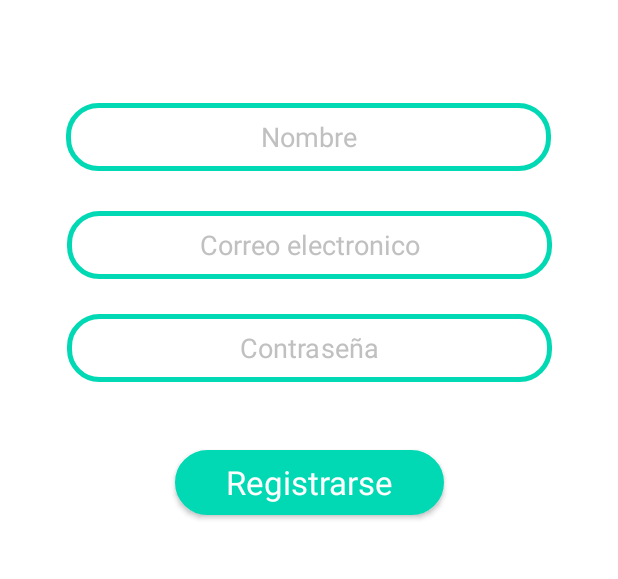
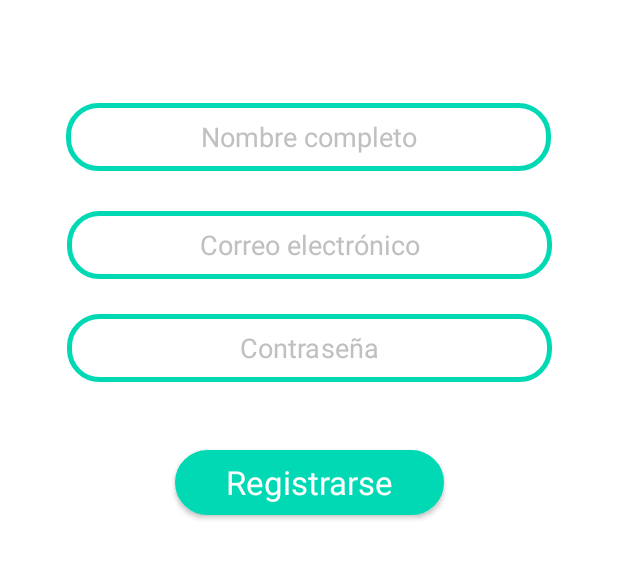
Before and after one commit to Isabella-417/go_exercise, an Android app: the RegistroActivity screen opened directly, with no data from a screen before it, on a phone screen of 412 x 824 dp, the part 464-1043 px from its top. Run offline under Robolectric (Android 15) with nearby library versions, the phone set to English and light mode, and no system bars; our stand-ins replace Room's generated code.

Commit message:
Funcionalidad de login y registro
Se agrega funcionalidad de login y registro

```diff
--- /dev/null
+++ b/app/src/main/java/com/example/go_exercise/persistencia/Constantes.java
@@ -0,0 +1,6 @@
+package com.example.go_exercise.persistencia;
+
+public class Constantes {
+
+    public static String NOMBRE_BASE_DATOS = "go_exercise";
+}
--- a/app/src/main/java/com/example/go_exercise/persistencia/DAO/UsuarioDAO.java
+++ b/app/src/main/java/com/example/go_exercise/persistencia/DAO/UsuarioDAO.java
@@ -1,16 +1,32 @@
 package com.example.go_exercise.persistencia.DAO;
 
-import android.content.Context;
-import android.database.sqlite.SQLiteDatabase;
+import androidx.room.Dao;
+import androidx.room.Delete;
+import androidx.room.Insert;
+import androidx.room.OnConflictStrategy;
+import androidx.room.Query;
+import androidx.room.Update;
 
-import com.example.go_exercise.persistencia.DataBaseOpenHelper;
+import com.example.go_exercise.persistencia.entidades.Usuario;
 
-public class UsuarioDAO {
+import java.util.List;
 
-    private DataBaseOpenHelper dataBaseOpenHelper;
-    private SQLiteDatabase db;
+@Dao
+public interface UsuarioDAO {
 
-    public UsuarioDAO(Context context){
-        dataBaseOpenHelper = new DataBaseOpenHelper(context);
-    }
+    @Query("SELECT * FROM usuarios")
+    List<Usuario> getUsuarios();
+
+    @Query("SELECT * FROM usuarios WHERE email = :email and contrasena = :contrasena ")
+   Usuario getUsuario(String email, String contrasena);
+
+    @Insert(onConflict= OnConflictStrategy.IGNORE)
+    void insert(Usuario usuario);
+
+    @Update
+    void update(Usuario user);
+
+    @Delete
+    void delete(Usuario user);
+
 }
--- /dev/null
+++ b/app/src/main/java/com/example/go_exercise/persistencia/DAO/UsuarioDataBase.java
@@ -0,0 +1,37 @@
+package com.example.go_exercise.persistencia.DAO;
+
+import android.content.Context;
+import android.provider.ContactsContract;
+import android.view.inspector.StaticInspectionCompanionProvider;
+
+import androidx.room.Database;
+import androidx.room.Room;
+import androidx.room.RoomDatabase;
+
+import com.example.go_exercise.persistencia.Constantes;
+import com.example.go_exercise.persistencia.entidades.Usuario;
+
+@Database(entities = {Usuario.class}, version = 1, exportSchema = true)
+public abstract class UsuarioDataBase extends RoomDatabase {
+
+    public abstract UsuarioDAO getUsuarioDao();
+    private static UsuarioDataBase usuarioDatabase;
+
+    public static UsuarioDataBase getInstance(Context context) {
+        if (null == usuarioDatabase) {
+            usuarioDatabase = buildDatabaseInstance(context);
+        }
+        return usuarioDatabase;
+    }
+
+    private static UsuarioDataBase buildDatabaseInstance(Context context) {
+        return Room.databaseBuilder(context,
+                UsuarioDataBase.class,
+                Constantes.NOMBRE_BASE_DATOS)
+                .allowMainThreadQueries().build();
+    }
+
+    public void cleanUp(){
+        usuarioDatabase = null;
+    }
+}
--- /dev/null
+++ b/app/src/main/java/com/example/go_exercise/persistencia/VistaUsuario.java
@@ -0,0 +1,54 @@
+package com.example.go_exercise.persistencia;
+
+import android.annotation.SuppressLint;
+import android.content.Context;
+
+import androidx.room.Room;
+
+import com.example.go_exercise.persistencia.DAO.UsuarioDAO;
+import com.example.go_exercise.persistencia.DAO.UsuarioDataBase;
+import com.example.go_exercise.persistencia.entidades.Usuario;
+
+import java.util.List;
+
+public class VistaUsuario {
+
+    @SuppressLint("StaticFieldLeak")
+    private static VistaUsuario sVistaUsuario;
+
+    private UsuarioDAO mUsuarioDao;
+
+    public VistaUsuario(Context context) {
+        Context appContext = context.getApplicationContext();
+        UsuarioDataBase database = Room.databaseBuilder(appContext,UsuarioDataBase.class,"go_exercise").allowMainThreadQueries().build();
+        mUsuarioDao = database.getUsuarioDao();
+    }
+
+    public static VistaUsuario get(Context context) {
+        if (sVistaUsuario == null) {
+            sVistaUsuario = new VistaUsuario(context);
+        }
+        return sVistaUsuario;
+    }
+
+    public List<Usuario> getUsuarios() {
+        return mUsuarioDao.getUsuarios();
+    }
+
+    public Usuario getUsuario(String email, String contrasena) {
+        return mUsuarioDao.getUsuario(email,contrasena);
+    }
+
+    public void insertUsuario(Usuario usuario) {
+        mUsuarioDao.insert(usuario);
+    }
+
+    public void updateUsuario(Usuario usuario) {
+        mUsuarioDao.update(usuario);
+    }
+
+    public void deleteUsuario(Usuario usuario) {
+        mUsuarioDao.delete(usuario);
+    }
+
+}
--- a/app/src/main/res/layout/activity_registro.xml
+++ b/app/src/main/res/layout/activity_registro.xml
@@ -8,7 +8,7 @@
     tools:context=".RegistroActivity">
 
     <TextView
-        android:id="@+id/textGO"
+        android:id="@+id/tv_go_titulo_registro"
         android:layout_width="wrap_content"
         android:layout_height="wrap_content"
         android:fontFamily="@font/ptf_nordic_rnd"
@@ -22,7 +22,7 @@
         app:layout_constraintVertical_bias="0.21" />
 
     <TextView
-        android:id="@+id/textExercise"
+        android:id="@+id/tv_exercise_titulo_registro"
         android:layout_width="wrap_content"
         android:layout_height="wrap_content"
         android:layout_marginTop="20dp"
@@ -34,57 +34,60 @@
         app:layout_constraintEnd_toEndOf="parent"
         app:layout_constraintHorizontal_bias="0.504"
         app:layout_constraintStart_toStartOf="parent"
-        app:layout_constraintTop_toBottomOf="@+id/textGO"
+        app:layout_constraintTop_toBottomOf="@+id/tv_go_titulo_registro"
         app:layout_constraintVertical_bias="0.0" />
 
     <EditText
-        android:id="@+id/editTextNombre"
+        android:id="@+id/tv_nombre_usuario"
         android:layout_width="323dp"
         android:layout_height="45dp"
         android:background="@drawable/borde_redondo"
         android:ems="10"
         android:inputType="textPersonName"
-        android:text="Nombre"
+        android:hint="Nombre completo"
+        android:textColorHint="@color/tab_indicator_gray"
         android:textAlignment="center"
         android:textColor="@color/tab_indicator_gray"
         app:layout_constraintBottom_toBottomOf="parent"
         app:layout_constraintEnd_toEndOf="parent"
         app:layout_constraintHorizontal_bias="0.495"
         app:layout_constraintStart_toStartOf="parent"
-        app:layout_constraintTop_toBottomOf="@+id/textExercise"
+        app:layout_constraintTop_toBottomOf="@+id/tv_exercise_titulo_registro"
         app:layout_constraintVertical_bias="0.147" />
 
     <EditText
-        android:id="@+id/editTextEmail"
+        android:id="@+id/tv_correo_usuario"
         android:layout_width="323dp"
         android:layout_height="45dp"
         android:background="@drawable/borde_redondo"
         android:ems="10"
         android:inputType="textEmailAddress"
-        android:text="Correo electronico"
+        android:hint="Correo electrónico"
+        android:textColorHint="@color/tab_indicator_gray"
         android:textAlignment="center"
         android:textAllCaps="false"
         android:textColor="@color/tab_indicator_gray"
         app:layout_constraintBottom_toBottomOf="parent"
         app:layout_constraintEnd_toEndOf="parent"
         app:layout_constraintStart_toStartOf="parent"
-        app:layout_constraintTop_toBottomOf="@+id/editTextNombre"
+        app:layout_constraintTop_toBottomOf="@+id/tv_nombre_usuario"
         app:layout_constraintVertical_bias="0.075" />
 
     <EditText
-        android:id="@+id/editTextTextPassword"
+        android:id="@+id/tv_contrasena_usuario"
         android:layout_width="323dp"
         android:layout_height="45dp"
         android:background="@drawable/borde_redondo"
         android:ems="10"
-        android:inputType="text"
-        android:text="Contraseña"
+        android:inputType="textPassword"
+        android:hint="Contraseña"
+        android:textColorHint="@color/tab_indicator_gray"
         android:textAlignment="center"
         android:textColor="@color/tab_indicator_gray"
         app:layout_constraintBottom_toBottomOf="parent"
         app:layout_constraintEnd_toEndOf="parent"
         app:layout_constraintStart_toStartOf="parent"
-        app:layout_constraintTop_toBottomOf="@+id/editTextEmail"
+        app:layout_constraintTop_toBottomOf="@+id/tv_correo_usuario"
         app:layout_constraintVertical_bias="0.082" />
 
     <Button
@@ -100,7 +103,7 @@
         app:layout_constraintEnd_toEndOf="parent"
         app:layout_constraintHorizontal_bias="0.501"
         app:layout_constraintStart_toStartOf="parent"
-        app:layout_constraintTop_toBottomOf="@+id/editTextTextPassword"
+        app:layout_constraintTop_toBottomOf="@+id/tv_contrasena_usuario"
         app:layout_constraintVertical_bias="0.208"
         tools:text="Registrarse" />
 
```
Also changed, not shown: app/build.gradle (+16 -0 lines), app/src/main/java/com/example/go_exercise/LoginActivity.java (+49 -2 lines), app/src/main/java/com/example/go_exercise/RegistroActivity.java (+42 -2 lines), app/src/main/java/com/example/go_exercise/persistencia/DataBaseOpenHelper.java (deleted, +0 -38 lines), app/src/main/java/com/example/go_exercise/persistencia/UtilitiesDataBase.java (deleted, +0 -23 lines), app/src/main/java/com/example/go_exercise/persistencia/entidades/Usuario.java (+35 -6 lines), app/src/main/res/layout/activity_login.xml (+14 -12 lines), 1 other file.
